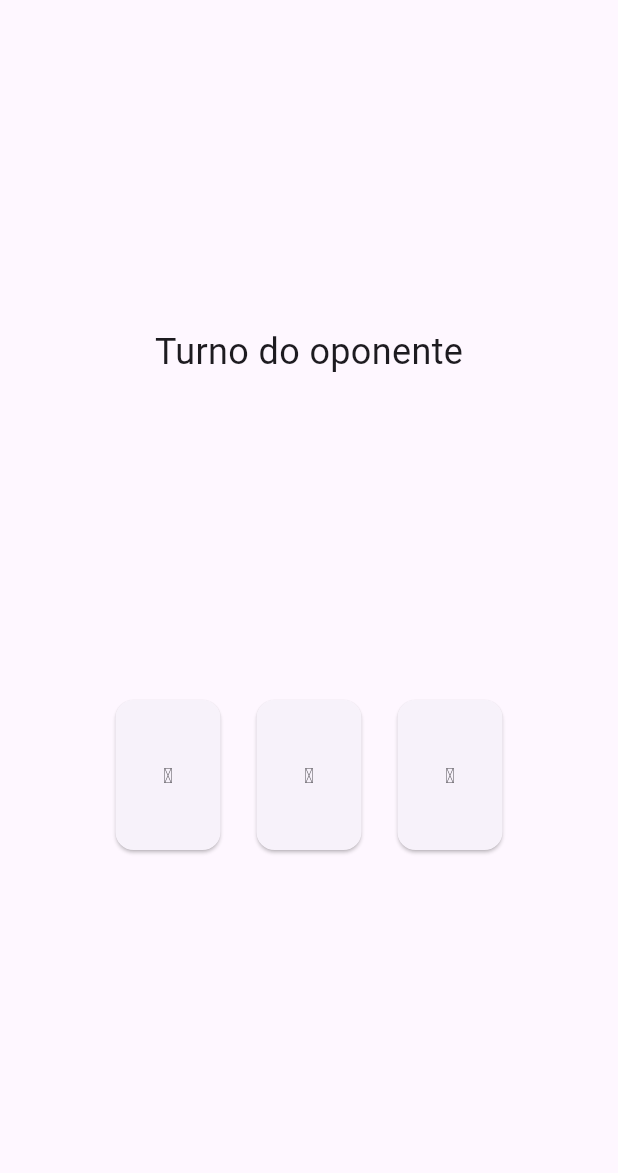
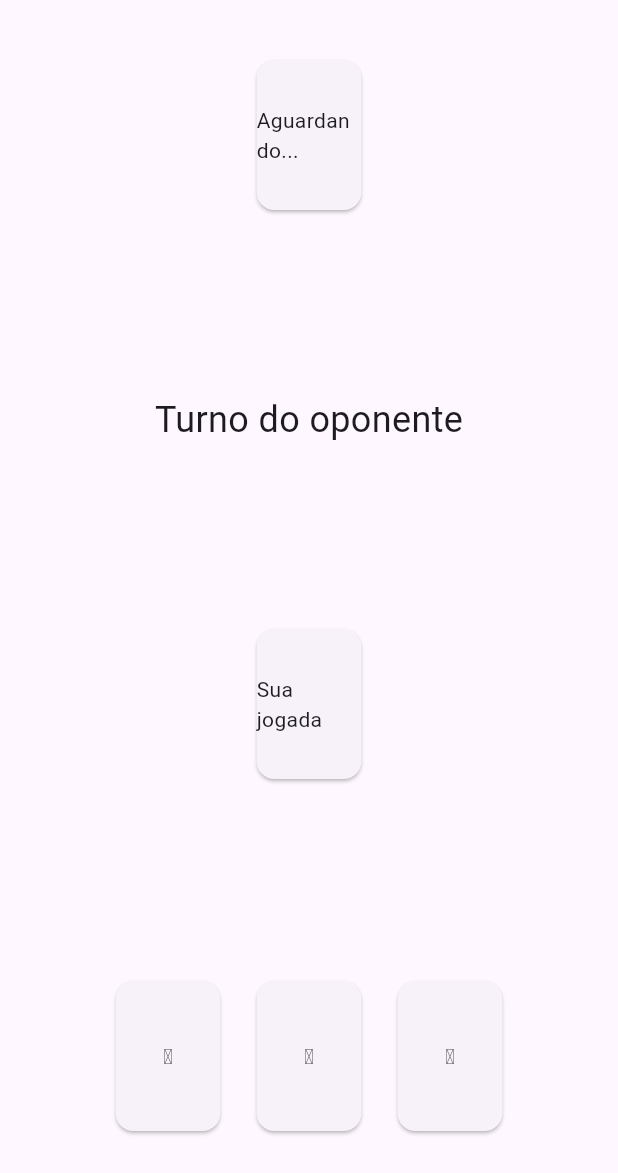
Before and after one commit to zednaked/truco, a Flutter app: the GameScreen screen opened directly, on a phone screen of 412 x 824 dp, the part 63-1236 px from its top. Run offline on Flutter 3.47's test engine with Material 3 defaults, Android fonts, the phone set to English and light mode, and no system bars; our stand-ins replace socket_io_client.

Commit message:
feat: Add played cards display for both players

```diff
--- a/truco_client/lib/main.dart
+++ b/truco_client/lib/main.dart
@@ -31,6 +31,8 @@ class GameState extends ChangeNotifier {
   List<PlayingCard> cards = [];
   late IO.Socket socket;
   bool isWaiting = false;
+  Map<String, PlayingCard> playedCards = {};  // Track played cards by player ID
+  String? myId;  // Store player's socket ID
 
   void connect() {
     socket = IO.io('http://localhost:3001', <String, dynamic>{
@@ -43,6 +45,7 @@ class GameState extends ChangeNotifier {
     socket.onConnect((_) {
       print('Connected to server');
       isConnected = true;
+      myId = socket.id;  // Store player's ID
       socket.emit('joinGame');
       notifyListeners();
     });
@@ -55,6 +58,7 @@ class GameState extends ChangeNotifier {
     socket.on('gameStart', (data) {
       isWaiting = false;
       isMyTurn = data['firstTurn'] == socket.id;
+      playedCards.clear();  // Clear played cards when game starts
       notifyListeners();
     });
 
@@ -67,6 +71,11 @@ class GameState extends ChangeNotifier {
 
     socket.on('changeTurn', (data) {
       isMyTurn = data['nextPlayer'] == socket.id;
+      notifyListeners();
+    });
+
+    socket.on('cardPlayed', (data) {
+      playedCards[data['playerId']] = PlayingCard.fromJson(data['card']);
       notifyListeners();
     });
 
@@ -160,14 +169,80 @@ class GameScreen extends StatelessWidget {
             );
           }
 
-          return Center(
+          return Padding(
+            padding: const EdgeInsets.all(16.0),
             child: Column(
-              mainAxisAlignment: MainAxisAlignment.spaceEvenly,
+              mainAxisAlignment: MainAxisAlignment.spaceBetween,
               children: [
+                // Opponent's played card
+                SizedBox(
+                  height: 120,
+                  child: Center(
+                    child: gameState.playedCards.entries
+                        .where((entry) => entry.key != gameState.myId)
+                        .isEmpty
+                            ? const Card(
+                                child: SizedBox(
+                                  width: 70,
+                                  height: 100,
+                                  child: Center(
+                                    child: Text('Aguardando...'),
+                                  ),
+                                ),
+                              )
+                            : Card(
+                                child: SizedBox(
+                                  width: 70,
+                                  height: 100,
+                                  child: Center(
+                                    child: Text(
+                                      '${gameState.playedCards.entries.firstWhere((entry) => entry.key != gameState.myId).value.value}'
+                                      '${gameState.playedCards.entries.firstWhere((entry) => entry.key != gameState.myId).value.suit}',
+                                      style: const TextStyle(fontSize: 24),
+                                    ),
+                                  ),
+                                ),
+                              ),
+                  ),
+                ),
+
+                // Turn indicator
                 Text(
                   gameState.isMyTurn ? 'Seu turno!' : 'Turno do oponente',
                   style: const TextStyle(fontSize: 24),
                 ),
+
+                // Player's played card
+                SizedBox(
+                  height: 120,
+                  child: Center(
+                    child: gameState.playedCards[gameState.myId] == null
+                        ? const Card(
+                            child: SizedBox(
+                              width: 70,
+                              height: 100,
+                              child: Center(
+                                child: Text('Sua jogada'),
+                              ),
+                            ),
+                          )
+                        : Card(
+                            child: SizedBox(
+                              width: 70,
+                              height: 100,
+                              child: Center(
+                                child: Text(
+                                  '${gameState.playedCards[gameState.myId]!.value}'
+                                  '${gameState.playedCards[gameState.myId]!.suit}',
+                                  style: const TextStyle(fontSize: 24),
+                                ),
+                              ),
+                            ),
+                          ),
+                  ),
+                ),
+
+                // Player's hand
                 Row(
                   mainAxisAlignment: MainAxisAlignment.center,
                   children: gameState.cards.isEmpty
```
